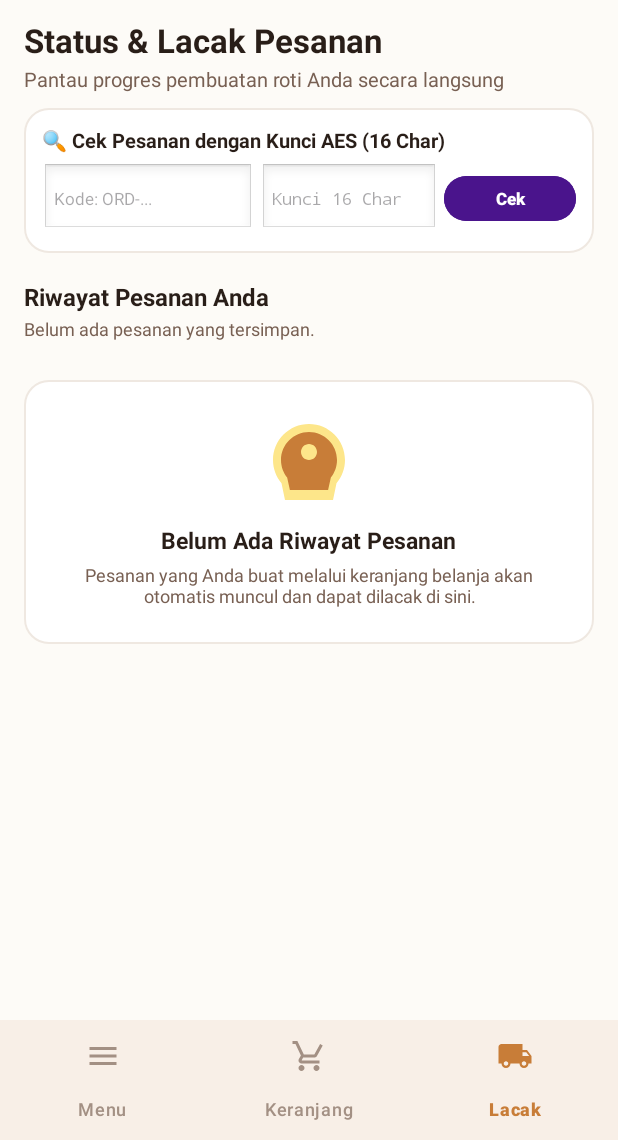
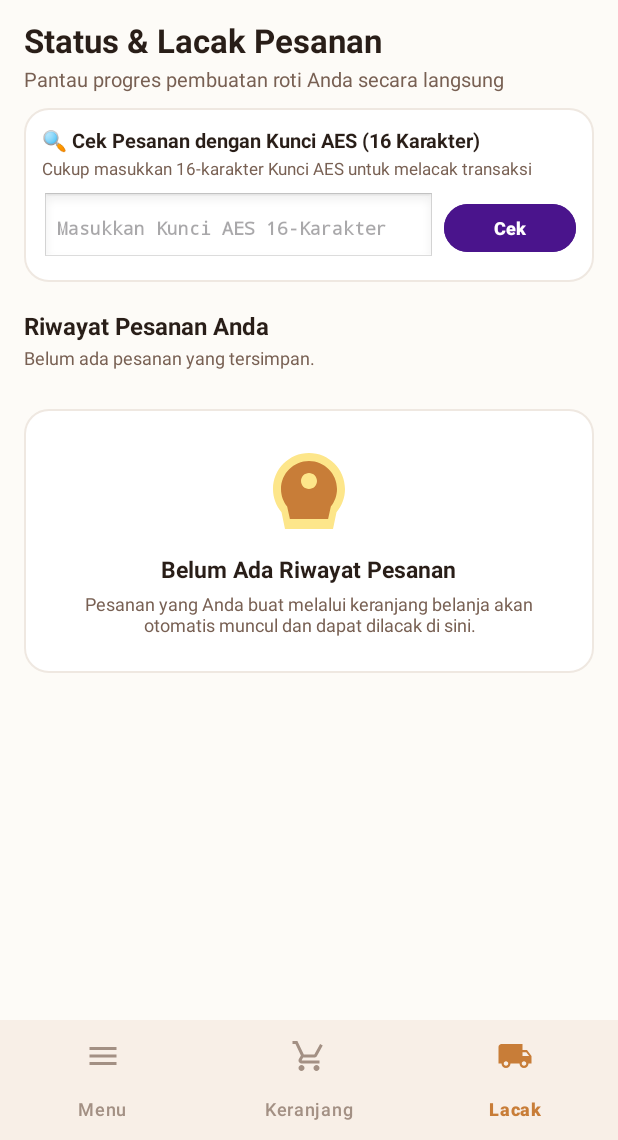
Before and after one commit to FarhanZalf/uts-pml, an Android app: the screen it shows after launch (MainActivity), item 3 of the bottom bar chosen, on a phone screen of 412 x 824 dp, the part 96-1236 px from its top. Run offline under Robolectric (Android 15) with nearby library versions, the phone set to English and light mode, and no system bars; our stand-ins replace Firebase (no records; nobody signed in at launch, a user with empty details on screens opened directly), Volley; libraries missing offline, so code that uses them is left out: org.osmdroid.config, org.osmdroid.tileprovider, org.osmdroid.util, org.osmdroid.views; network calls fail; 1 statement that could not run was skipped.

Commit message:
feat(track): query orders strictly by 16-character AES key and remove order code input

```diff
--- a/app/src/main/java/farhan/zalfanudin/uts/network/ApiConfig.kt
+++ b/app/src/main/java/farhan/zalfanudin/uts/network/ApiConfig.kt
@@ -40,6 +40,9 @@ object ApiConfig {
     fun getTrackOrderUrl(context: Context, orderCode: String): String =
         "${getBaseUrl(context)}/orders/track/$orderCode"
 
+    fun getOrderByKeyUrl(context: Context, aesKey: String): String =
+        "${getBaseUrl(context)}/orders/by-key/$aesKey"
+
     fun getConfirmPaymentUrl(context: Context): String =
         "${getBaseUrl(context)}/orders/pay"
 }
--- a/app/src/main/res/layout/fragment_track.xml
+++ b/app/src/main/res/layout/fragment_track.xml
@@ -35,7 +35,7 @@
             android:textColor="@color/text_secondary"
             android:textSize="13sp" />
 
-        <!-- PENCARIAN / CEK PESANAN DENGAN KODE & KUNCI AES 16-CHAR -->
+        <!-- PENCARIAN / CEK PESANAN HANYA DENGAN KUNCI AES 16-CHAR -->
         <LinearLayout
             android:layout_width="match_parent"
             android:layout_height="wrap_content"
@@ -47,51 +47,50 @@
             <TextView
                 android:layout_width="wrap_content"
                 android:layout_height="wrap_content"
-                android:text="🔍 Cek Pesanan dengan Kunci AES (16 Char)"
+                android:text="🔍 Cek Pesanan dengan Kunci AES (16 Karakter)"
                 android:textColor="@color/text_primary"
                 android:textSize="13sp"
                 android:textStyle="bold" />
 
+            <TextView
+                android:layout_width="wrap_content"
+                android:layout_height="wrap_content"
+                android:layout_marginTop="2dp"
+                android:text="Cukup masukkan 16-karakter Kunci AES untuk melacak transaksi"
+                android:textColor="@color/text_secondary"
+                android:textSize="11sp" />
+
             <LinearLayout
                 android:layout_width="match_parent"
                 android:layout_height="wrap_content"
-                android:layout_marginTop="6dp"
+                android:layout_marginTop="8dp"
                 android:gravity="center_vertical"
                 android:orientation="horizontal">
-
-                <EditText
-                    android:id="@+id/etSearchOrderCode"
-                    android:layout_width="0dp"
-                    android:layout_height="wrap_content"
-                    android:layout_weight="1.2"
-                    android:background="@android:drawable/edit_text"
-                    android:hint="Kode: ORD-..."
-                    android:inputType="text"
-                    android:padding="8dp"
-                    android:textSize="11sp" />
 
                 <EditText
                     android:id="@+id/etSearchAesKey"
                     android:layout_width="0dp"
                     android:layout_height="wrap_content"
-                    android:layout_marginStart="4dp"
                     android:layout_weight="1"
                     android:background="@android:drawable/edit_text"
                     android:fontFamily="monospace"
-                    android:hint="Kunci 16 Char"
+                    android:hint="Masukkan Kunci AES 16-Karakter"
                     android:inputType="text"
-                    android:padding="8dp"
-                    android:textSize="11sp" />
+                    android:maxLength="16"
+                    android:padding="10dp"
+                    android:textColor="@color/text_primary"
+                    android:textSize="12sp"
+                    android:textStyle="bold" />
 
                 <Button
                     android:id="@+id/btnSearchWithKey"
                     android:layout_width="wrap_content"
-                    android:layout_height="38dp"
-                    android:layout_marginStart="4dp"
+                    android:layout_height="40dp"
+                    android:layout_marginStart="6dp"
                     android:backgroundTint="#4A148C"
                     android:text="Cek"
                     android:textColor="#FFFFFF"
-                    android:textSize="11sp"
+                    android:textSize="12sp"
                     android:textStyle="bold" />
             </LinearLayout>
         </LinearLayout>
```
Also changed, not shown: app/src/main/java/farhan/zalfanudin/uts/CheckoutActivity.kt (+15 -6 lines), app/src/main/java/farhan/zalfanudin/uts/TrackingFragment.kt (+23 -17 lines), app/src/main/java/farhan/zalfanudin/uts/data/CartDatabaseHelper.kt (+14 -0 lines), app/src/main/java/farhan/zalfanudin/uts/network/ApiService.kt (+96 -0 lines).
